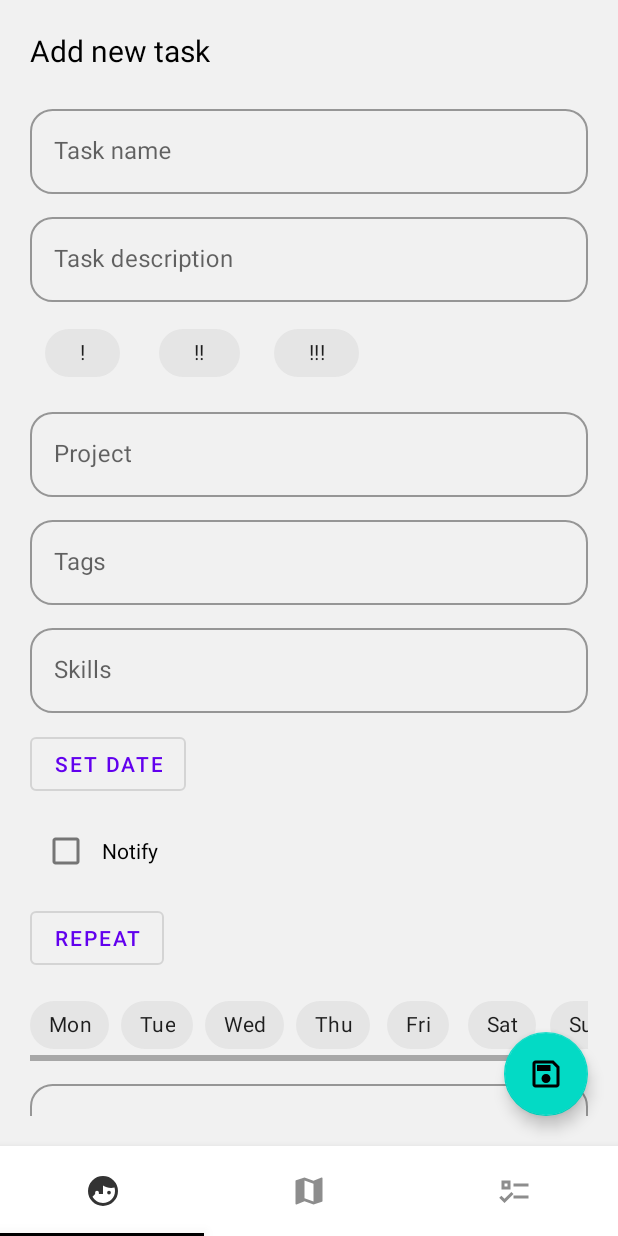
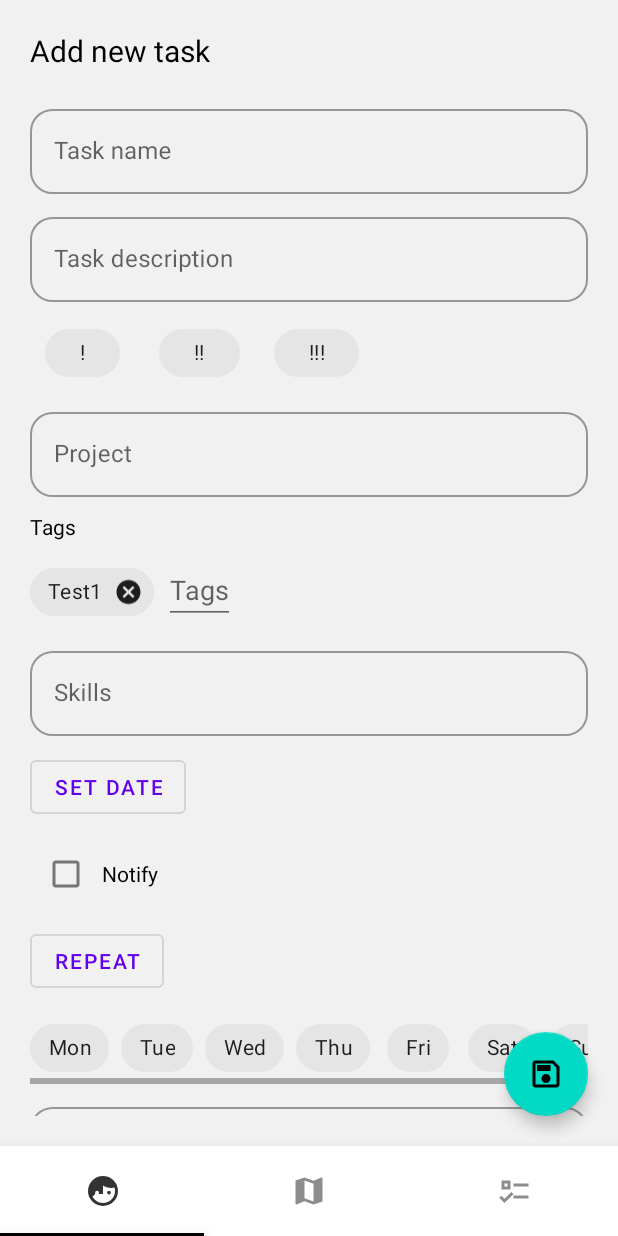
Before and after one commit to grigorevmp/Real_Life_RPG, an Android app: the fragment TasksAddFragment placed in its activity, on a phone screen of 412 x 824 dp. Run offline under Robolectric (Android 15) with nearby library versions, the phone set to English and light mode, and no system bars; our stand-ins replace FlexboxLayout.

Commit message:
add: tags (beta)

```diff
--- a/app/build.gradle
+++ b/app/build.gradle
@@ -59,4 +59,7 @@ dependencies {
     implementation 'androidx.swiperefreshlayout:swiperefreshlayout:1.1.0'
     implementation "androidx.recyclerview:recyclerview:1.2.1"
 
+    implementation 'org.jetbrains.kotlinx:kotlinx-coroutines-core:1.5.0'
+    implementation 'org.jetbrains.kotlinx:kotlinx-coroutines-android:1.5.0'
+    implementation 'com.google.android.flexbox:flexbox:3.0.0'
 }
--- a/app/src/main/java/com/nonameteam/realliferpg/TasksAddFragment.kt
+++ b/app/src/main/java/com/nonameteam/realliferpg/TasksAddFragment.kt
@@ -7,9 +7,14 @@ import android.os.Bundle
 import android.view.LayoutInflater
 import android.view.View
 import android.view.ViewGroup
+import android.view.inputmethod.EditorInfo
+import android.widget.ArrayAdapter
+import android.widget.AutoCompleteTextView
 import android.widget.EditText
 import android.widget.TextView
+import androidx.core.widget.doAfterTextChanged
 import androidx.fragment.app.Fragment
+import com.google.android.flexbox.FlexboxLayout
 import com.google.android.material.chip.Chip
 import com.google.android.material.floatingactionbutton.FloatingActionButton
 import com.google.android.material.snackbar.Snackbar
@@ -19,8 +24,9 @@ class TasksAddFragment: Fragment() {
     private var taskName: EditText? = null
     private var tasksDescription: EditText? = null
     private var tasksProject: EditText? = null
-    private var tasksTags: EditText? = null
+    private var tasksTags: AutoCompleteTextView? = null
     private var tasksSkills: EditText? = null
+    private var tagsChipGroup: FlexboxLayout? = null
     private var tasksRepeat: EditText? = null
     private var priority: Int = 4
     private lateinit var dbHelper: TaskDbHelper
@@ -40,6 +46,28 @@ class TasksAddFragment: Fragment() {
         tasksRepeat = view.findViewById(R.id.task_repeat_num)
 
         val addTaskButton = view.findViewById<FloatingActionButton>(R.id.add_task)
+
+        tagsChipGroup = view.findViewById(R.id.task_tags_container)
+
+        val allTags = listOf("Test") // TODO Put recommended tags here
+        val adapter = ArrayAdapter(view.context,
+            android.R.layout.simple_dropdown_item_1line,
+            allTags)
+        tasksTags?.setAdapter(adapter)
+
+
+        val tags = listOf("Test1")
+
+        for (name in tags) {
+            tagsChipGroup!!.addChip(name) {
+            }
+        }
+
+        tasksTags!!.setOnAddTagListener {
+            //val _tags = tagsChipGroup!!.getAllChips().map { it.text.toString() }
+
+            tasksTags!!.text = null
+        }
 
         addTaskButton.setOnClickListener { addTask(view)}
 
@@ -118,4 +146,70 @@ class TasksAddFragment: Fragment() {
 
     }
 
+    private fun AutoCompleteTextView.setOnAddTagListener(callback: (name: String) -> Unit) {
+
+        setOnItemClickListener { adapterView, _, position, _ ->
+            val name = adapterView.getItemAtPosition(position) as String
+            callback(name)
+        }
+
+        // done pressed
+        setOnEditorActionListener { textView, actionId, _ ->
+            if (actionId == EditorInfo.IME_ACTION_DONE) {
+                val name = textView.text.toString()
+                if(name != "")
+                    tagsChipGroup!!.addChip(name, callback)
+                callback(name)
+
+                true
+            } else false
+        }
+
+        doAfterTextChanged { text ->
+            if (text != null && text.isEmpty()) {
+                return@doAfterTextChanged
+            }
+
+            // comma is detected (optional space)
+            if (text?.last() == ',') { //  || text?.last() == ' '
+                val name = text.substring(0, text.length - 1)
+
+                if(name != "")
+                    tagsChipGroup!!.addChip(name, callback)
+
+                callback(name)
+            }
+        }
+    }
+
+
+    private fun FlexboxLayout.getAllChips(): List<Chip> {
+        return (0 until childCount).mapNotNull { index ->
+            getChildAt(index) as? Chip
+        }
+    }
+
+    fun FlexboxLayout.clearChips() {
+        val chipViews = (0 until childCount).mapNotNull { index ->
+            val view = getChildAt(index)
+            if (view is Chip) view else null
+        }
+        chipViews.forEach { removeView(it) }
+    }
+
+    private fun ViewGroup.addChip(text: String, removeCallback: (message: String) -> Unit) {
+        val inflater = LayoutInflater.from(context)
+        val chip = inflater.inflate(R.layout.view_chip,  null) as Chip
+        chip.text = text
+
+        // val layoutParams = test_chip.layoutParams as ViewGroup.MarginLayoutParams
+        val layoutParams = ViewGroup.MarginLayoutParams(ViewGroup.MarginLayoutParams.WRAP_CONTENT, ViewGroup.MarginLayoutParams.WRAP_CONTENT)
+        layoutParams.rightMargin = 10
+        addView(chip as View, childCount - 1, layoutParams)
+        chip.setOnCloseIconClickListener {
+            removeView(chip as View)
+            removeCallback(chip.text.toString())
+        }
+    }
+
 }
--- a/app/src/main/res/layout/fragment_task_add.xml
+++ b/app/src/main/res/layout/fragment_task_add.xml
@@ -136,7 +136,43 @@
                     android:hint="@string/project" />
 
             </com.google.android.material.textfield.TextInputLayout>
-            <com.google.android.material.textfield.TextInputLayout
+
+            <TextView
+                android:id="@+id/textHeader"
+                android:layout_width="wrap_content"
+                android:layout_height="wrap_content"
+                app:layout_constraintEnd_toEndOf="parent"
+                app:layout_constraintStart_toStartOf="parent"
+                android:layout_marginTop="@dimen/small_margin"
+                app:layout_constraintTop_toBottomOf="@+id/info_card"
+                android:textColor="@color/black"
+                android:text="@string/tags"/>
+
+            <com.google.android.flexbox.FlexboxLayout
+                android:id="@+id/task_tags_container"
+                android:layout_width="match_parent"
+                android:layout_height="match_parent"
+                android:layout_marginTop="@dimen/small_margin"
+                app:flexWrap="wrap"
+                app:alignItems="stretch"
+                app:alignContent="stretch"
+                app:layout_constraintEnd_toEndOf="parent"
+                app:layout_constraintStart_toStartOf="parent"
+                app:layout_constraintTop_toBottomOf="@+id/textHeader">
+
+                <AutoCompleteTextView
+                    android:hint="Tags"
+                    android:id="@+id/task_tags_project"
+                    android:layout_width="wrap_content"
+                    android:layout_height="wrap_content"
+                    android:imeOptions="actionDone"
+                    android:maxLines="1"
+                    android:singleLine="true"
+                    android:inputType="text|textCapWords"
+                    app:layout_flexGrow="1" />
+
+            </com.google.android.flexbox.FlexboxLayout>
+            <!--com.google.android.material.textfield.TextInputLayout
                 android:id="@+id/task_tags_container"
                 style="@style/Widget.MaterialComponents.TextInputLayout.OutlinedBox"
                 android:layout_width="match_parent"
@@ -157,7 +193,7 @@
                     android:layout_height="wrap_content"
                     android:hint="@string/tags" />
 
-            </com.google.android.material.textfield.TextInputLayout>
+            </com.google.android.material.textfield.TextInputLayout-->
             <com.google.android.material.textfield.TextInputLayout
                 android:id="@+id/task_skills_container"
                 style="@style/Widget.MaterialComponents.TextInputLayout.OutlinedBox"
--- /dev/null
+++ b/app/src/main/res/layout/view_chip.xml
@@ -0,0 +1,7 @@
+<?xml version="1.0" encoding="utf-8"?>
+<com.google.android.material.chip.Chip xmlns:android="http://schemas.android.com/apk/res/android"
+    xmlns:app="http://schemas.android.com/apk/res-auto"
+    android:layout_height="wrap_content"
+    android:layout_width="wrap_content"
+    app:closeIconEnabled="true"
+    />
```
Also changed, not shown: app/src/main/java/com/nonameteam/realliferpg/TasksFragment.kt (+19 -4 lines).
